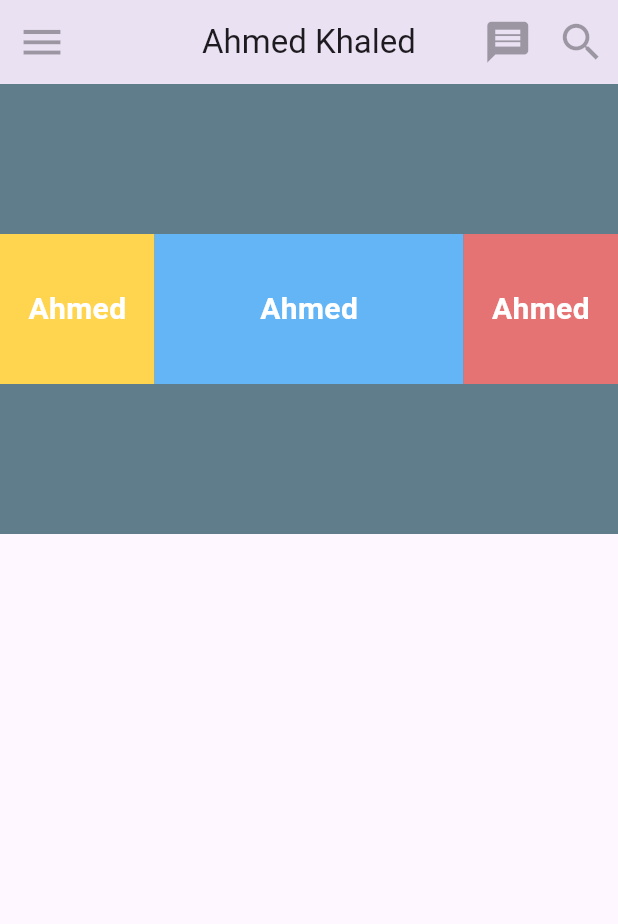
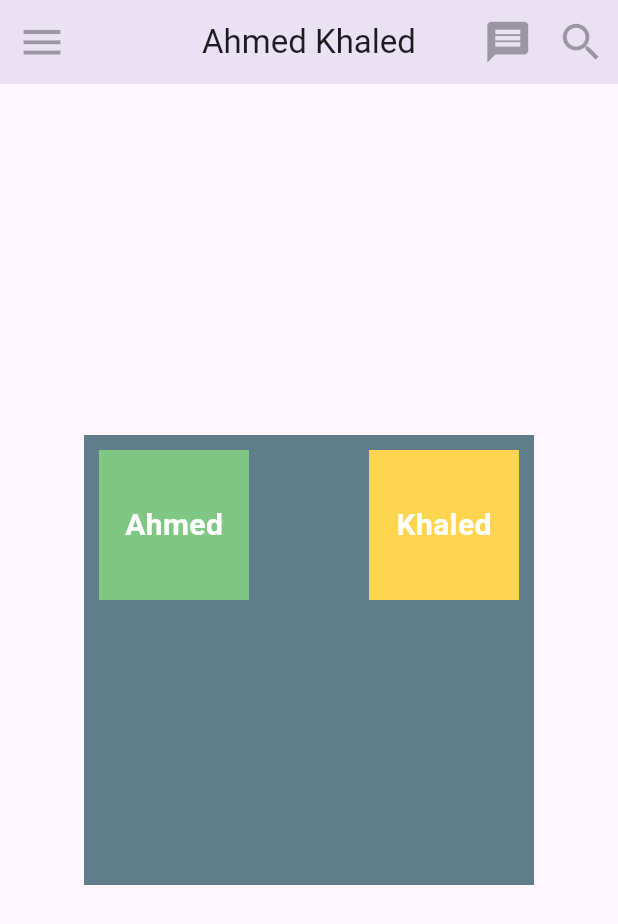
Before and after one commit to Ahmedkhsk/Flutter, a Flutter app: the screen it shows after launch, on a phone screen of 412 x 824 dp. Shown: the top 924 px of the screen. Run offline on Flutter 3.47's test engine with Material 3 defaults, Android fonts, the phone set to English and light mode, and no system bars.

Commit message:
Row of Containers

```diff
--- a/lib/main.dart
+++ b/lib/main.dart
@@ -37,19 +37,20 @@ class MyProject extends StatelessWidget {
         ],
       ),
 
-      body: Container(
-
-        color: Colors.blueGrey,
-        width: double.infinity,
-        height: 300,
-        child: Row(
-          children: [
-            Expanded(
-              flex: 1,
-              child: Container(
+      body: Center(
+        child: Container(
+          padding: const EdgeInsets.all(10),
+          color: Colors.blueGrey,
+          width: 300,
+          height: 300,
+          child: Row(
+            mainAxisAlignment: MainAxisAlignment.spaceBetween,
+            crossAxisAlignment: CrossAxisAlignment.start,
+            children: [
+              Container(
                 alignment: Alignment.center,
-                color: Colors.amber[300],
-                width: 122,
+                color: Colors.green[300],
+                width: 100,
                 height: 100,
                 child: Text(
                   "Ahmed",
@@ -60,16 +61,13 @@ class MyProject extends StatelessWidget {
                   ),
                 ),
               ),
-            ),
-            Expanded(
-              flex: 2,
-              child: Container(
+              Container(
                 alignment: Alignment.center,
-                color: Colors.blue[300],
-                width: 122,
+                color: Colors.amber[300],
+                width: 100,
                 height: 100,
                 child: Text(
-                  "Ahmed",
+                  "Khaled",
                   style: TextStyle(
                     fontSize: 20,
                     color: Colors.white,
@@ -77,25 +75,9 @@ class MyProject extends StatelessWidget {
                   ),
                 ),
               ),
-            ),
-            Expanded(
-              flex: 1,
-              child: Container(
-                alignment: Alignment.center,
-                color: Colors.red[300],
-                width: 122,
-                height: 100,
-                child: Text(
-                  "Ahmed",
-                  style: TextStyle(
-                    fontSize: 20,
-                    color: Colors.white,
-                    fontWeight: FontWeight.bold,
-                  ),
-                ),
-              ),
-            ),
-          ],
+
+            ],
+          ),
         ),
       ),
     );
```
